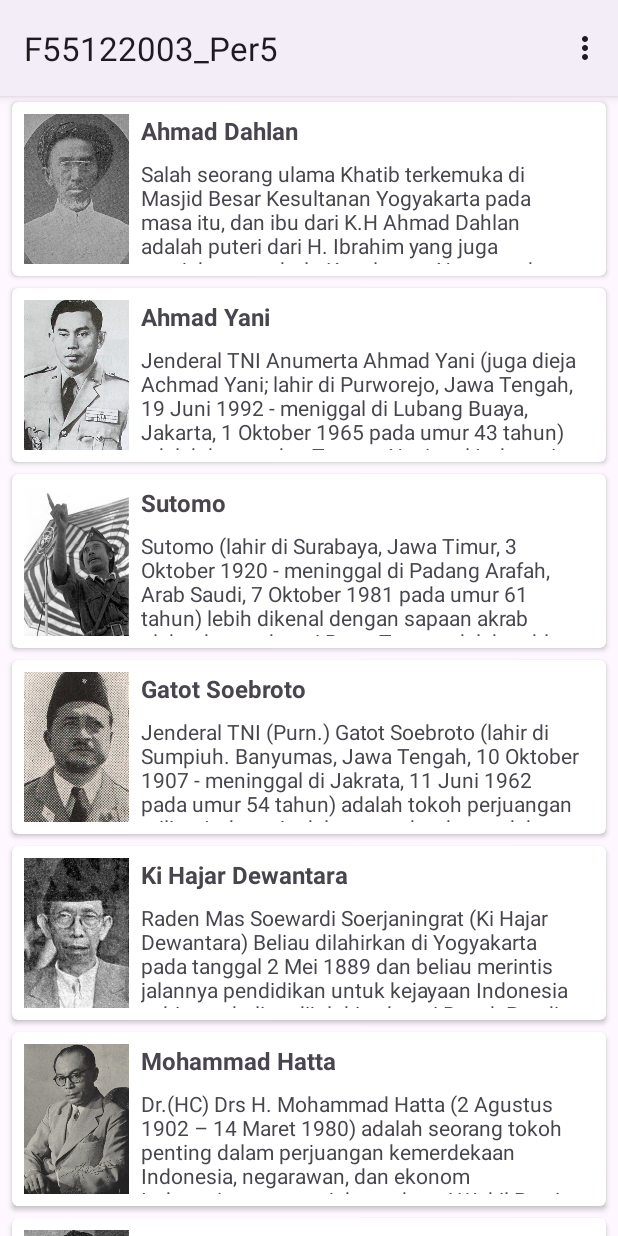
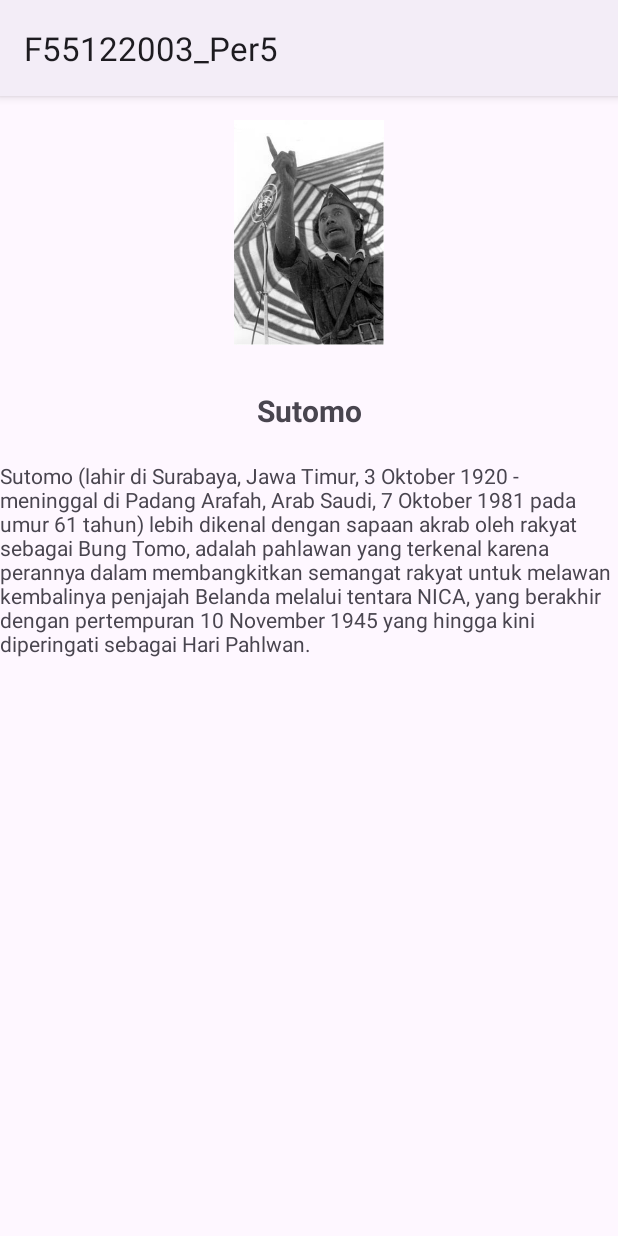
Before and after one commit to KarizYa/Percobaan5Mobile, an Android app: the screen it shows after launch (MainActivity before the commit, activityHero after it), after a tap on "Sutomo", on a phone screen of 412 x 824 dp. Run offline under Robolectric (Android 15) with nearby library versions, the phone set to English and light mode, and no system bars.

Commit message:
second commit

```diff
--- a/app/src/main/AndroidManifest.xml
+++ b/app/src/main/AndroidManifest.xml
@@ -21,6 +21,9 @@
                 <category android:name="android.intent.category.LAUNCHER" />
             </intent-filter>
         </activity>
+        <activity android:name=".activityHero">
+
+        </activity>
     </application>
 
 </manifest>
--- a/app/src/main/java/com/dimaz/f55122003_perc5/ListHeroAdapter.java
+++ b/app/src/main/java/com/dimaz/f55122003_perc5/ListHeroAdapter.java
@@ -1,4 +1,5 @@
     package com.dimaz.f55122003_perc5;
+    import android.content.Intent;
     import android.view.LayoutInflater;
     import android.view.View;
     import android.view.ViewGroup;
@@ -37,10 +38,13 @@ public class ListHeroAdapter extends RecyclerView.Adapter<ListHeroAdapter.ListVi
             holder.tvName.setText(hero.getName());
             holder.tvDescription.setText(hero.getDescription());
             holder.itemView.setOnClickListener(v -> {
-            Toast.makeText(holder.itemView.getContext(), "Kamu memilih " +
-                    ListHero.get(holder.getAdapterPosition()).getName(), Toast.LENGTH_SHORT).show();
+                Hero selectHero = ListHero.get(holder.getAdapterPosition());
+                Intent intent = new Intent(holder.itemView.getContext(), activityHero.class);
+                intent.putExtra("HERO_PHOTO", hero.getPhoto());
+                intent.putExtra("HERO_NAME", hero.getName());
+                intent.putExtra("HERO_DESCRIPTION", hero.getDescription());
+                holder.itemView.getContext().startActivity(intent);
             });
-        holder.itemView.setOnClickListener(v -> onItemClickCallback.onItemClicked(ListHero.get(holder.getAdapterPosition())));
         }
         public interface OnItemCLickCallback {
             void onItemClicked(Hero data);
--- /dev/null
+++ b/app/src/main/java/com/dimaz/f55122003_perc5/activityHero.java
@@ -0,0 +1,26 @@
+package com.dimaz.f55122003_perc5;
+
+import android.os.Bundle;
+import android.widget.ImageView;
+import android.widget.TextView;
+
+import androidx.appcompat.app.AppCompatActivity;
+
+public class activityHero extends AppCompatActivity {
+
+    @Override
+    protected void onCreate(Bundle savedInstanceState) {
+        super.onCreate(savedInstanceState);
+        setContentView(R.layout.heroactivity);
+        int photoResource = getIntent().getIntExtra("HERO_PHOTO", 0);
+        String name = getIntent().getStringExtra("HERO_NAME");
+        String description = getIntent().getStringExtra("HERO_DESCRIPTION");
+        ImageView imageView = findViewById(R.id.img_item_photo);
+        TextView nameTextView = findViewById(R.id.tv_item_name);
+        TextView descriptiomTextView = findViewById(R.id.tv_item_description);
+        imageView.setImageResource(photoResource);
+        nameTextView.setText(name);
+        descriptiomTextView.setText(description);
+    }
+
+}
--- /dev/null
+++ b/app/src/main/res/layout/heroactivity.xml
@@ -0,0 +1,46 @@
+<?xml version="1.0" encoding="utf-8"?>
+<androidx.constraintlayout.widget.ConstraintLayout xmlns:android="http://schemas.android.com/apk/res/android"
+    xmlns:app="http://schemas.android.com/apk/res-auto"
+    xmlns:tools="http://schemas.android.com/tools"
+    android:layout_width="match_parent"
+    android:layout_height="match_parent"
+    tools:context=".activityHero">
+
+    <ImageView
+        android:id="@+id/img_item_photo"
+        android:layout_width="100dp"
+        android:layout_height="150dp"
+        app:layout_constraintTop_toTopOf="parent"
+        app:layout_constraintStart_toStartOf="parent"
+        app:layout_constraintEnd_toEndOf="parent"
+        android:layout_marginTop="16dp"
+        android:layout_marginBottom="30dp"
+        android:scaleType="centerCrop"
+        android:contentDescription="@string/hero_photo"
+        />
+
+    <TextView
+        android:id="@+id/tv_item_name"
+        android:layout_width="wrap_content"
+        android:layout_height="wrap_content"
+        app:layout_constraintTop_toBottomOf="@+id/img_item_photo"
+        app:layout_constraintStart_toStartOf="parent"
+        app:layout_constraintEnd_toEndOf="parent"
+        android:layout_marginTop="30dp"
+        android:textSize="20sp"
+        android:textStyle="bold"
+        android:text="@string/nama_pahlawan"
+        />
+
+    <TextView
+        android:id="@+id/tv_item_description"
+        android:layout_width="wrap_content"
+        android:layout_height="wrap_content"
+        app:layout_constraintTop_toBottomOf="@+id/tv_item_name"
+        app:layout_constraintStart_toStartOf="parent"
+        app:layout_constraintEnd_toEndOf="parent"
+        android:layout_marginTop="20dp"
+        android:text="@string/deskripsi"
+        />
+
+</androidx.constraintlayout.widget.ConstraintLayout>
--- a/app/src/main/res/values/strings.xml
+++ b/app/src/main/res/values/strings.xml
@@ -4,7 +4,11 @@
     <string name="grid">Grid</string>
     <string name="heroes_name">Nama Pahlawan</string>
     <string name="description">Deskripsi</string>
+    <string name="nama_pahlawan">nama</string>
+    <string name="deskripsi">deskripsi\n</string>
+    <string name="hero_photo">foto\n</string>
     <string-array name="data_name">
+<!--        <item>Rizka Annisa_003</item>-->
         <item>Ahmad Dahlan</item>
         <item>Ahmad Yani</item>
         <item>Sutomo</item>
@@ -16,6 +20,9 @@
         <item>Soepomo</item>
     </string-array>
     <string-array name="data_description">
+<!--        <item>Adalah seorang mahasiswi semester 3 dari Universitas Taduako Fakultas Teknik-->
+<!--            Jurusan Teknologi Informasi Program Studi S1-Teknik Informatika angkatan 2022.-->
+<!--            Saat ini ia tinggal di Jl.Merpati No.32 B</item>-->
         <item>Salah seorang ulama Khatib terkemuka di Masjid Besar Kesultanan
             Yogyakarta pada masa itu, dan ibu dari K.H Ahmad Dahlan adalah puteri
             dari H. Ibrahim yang juga menjabat penghulu Kesultanan Ngayogyakarta
@@ -71,6 +78,7 @@
             bersama dengan Muhammad Yamin dan Soekarno.[2]</item>
     </string-array>
     <integer-array name="data_photo">
+<!--        <item>@drawable/nisaa</item>-->
         <item>@drawable/ahmad_dahlan</item>
         <item>@drawable/ahmad_yani</item>
         <item>@drawable/bung_tomo</item>
--- /dev/null
+++ b/build.gradle.kts
@@ -0,0 +1,4 @@
+// Top-level build file where you can add configuration options common to all sub-projects/modules.
+plugins {
+    id("com.android.application") version "8.1.1" apply false
+}
--- /dev/null
+++ b/gradle.properties
@@ -0,0 +1,21 @@
+# Project-wide Gradle settings.
+# IDE (e.g. Android Studio) users:
+# Gradle settings configured through the IDE *will override*
+# any settings specified in this file.
+# For more details on how to configure your build environment visit
+# http://www.gradle.org/docs/current/userguide/build_environment.html
+# Specifies the JVM arguments used for the daemon process.
+# The setting is particularly useful for tweaking memory settings.
+org.gradle.jvmargs=-Xmx2048m -Dfile.encoding=UTF-8
+# When configured, Gradle will run in incubating parallel mode.
+# This option should only be used with decoupled projects. More details, visit
+# http://www.gradle.org/docs/current/userguide/multi_project_builds.html#sec:decoupled_projects
+# org.gradle.parallel=true
+# AndroidX package structure to make it clearer which packages are bundled with the
+# Android operating system, and which are packaged with your app's APK
+# https://developer.android.com/topic/libraries/support-library/androidx-rn
+android.useAndroidX=true
+# Enables namespacing of each library's R class so that its R class includes only the
+# resources declared in the library itself and none from the library's dependencies,
+# thereby reducing the size of the R class for that library
+android.nonTransitiveRClass=true
--- /dev/null
+++ b/settings.gradle.kts
@@ -0,0 +1,17 @@
+pluginManagement {
+    repositories {
+        google()
+        mavenCentral()
+        gradlePluginPortal()
+    }
+}
+dependencyResolutionManagement {
+    repositoriesMode.set(RepositoriesMode.FAIL_ON_PROJECT_REPOS)
+    repositories {
+        google()
+        mavenCentral()
+    }
+}
+
+rootProject.name = "F55122003_Perc5"
+include(":app")
```
Also changed, not shown: app/src/main/res/drawable/nisaa.jpg (added), gradle/wrapper/gradle-wrapper.properties (added), 4 other files. Lines whose indentation alone changed are shown as unchanged.
